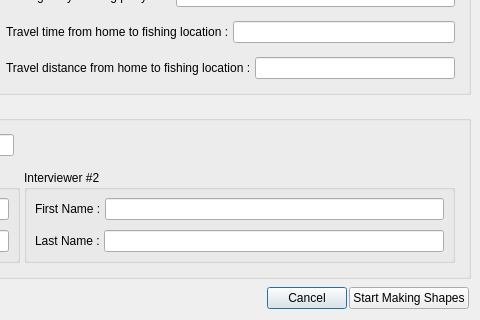
Ecotrust/openoceanmap-desktop, file openoceanmap/Interview/interviewstart.ui: the form before one commit; both pictures show x 436 to 916 and y 314 to 634 of the 916 by 634 pixel window.
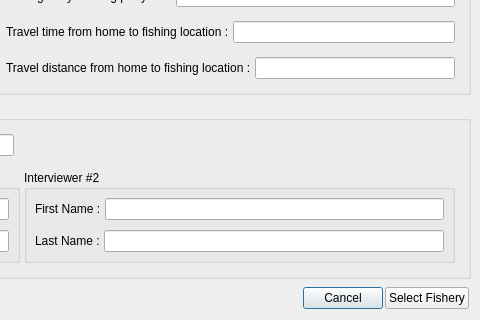
The form after the commit.

Commit message: Getting the new select fishery window working.  Also adding the Ocean splash screen

```diff
--- a/openoceanmap/Interview/interviewstart.ui
+++ b/openoceanmap/Interview/interviewstart.ui
@@ -52,7 +52,7 @@
       <item>
        <widget class="QPushButton" name="pbnStartShapes" >
         <property name="text" >
-         <string>Start Making Shapes</string>
+         <string>Select Fishery</string>
         </property>
        </widget>
       </item>
```
Left out of the diff: 2 changed lines with no effect on the pictures. The commit also changes 9 other files.
